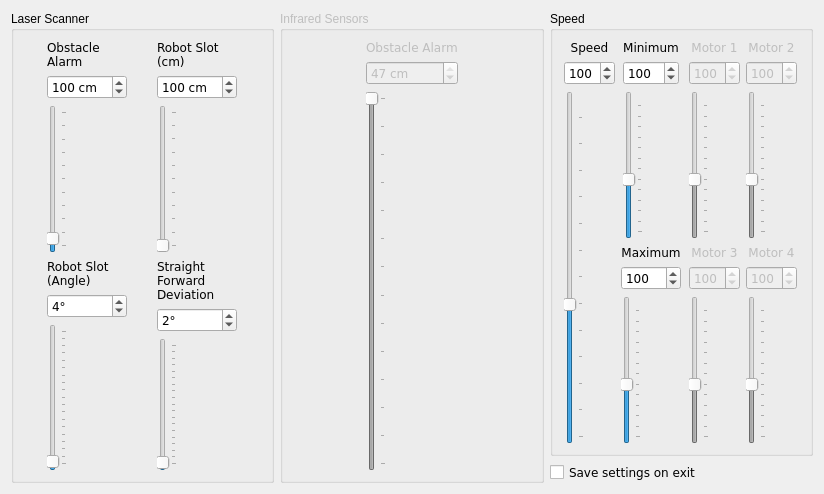
Qt form direcs/src/settingsDialog.ui (markusk/direcs) before a commit.
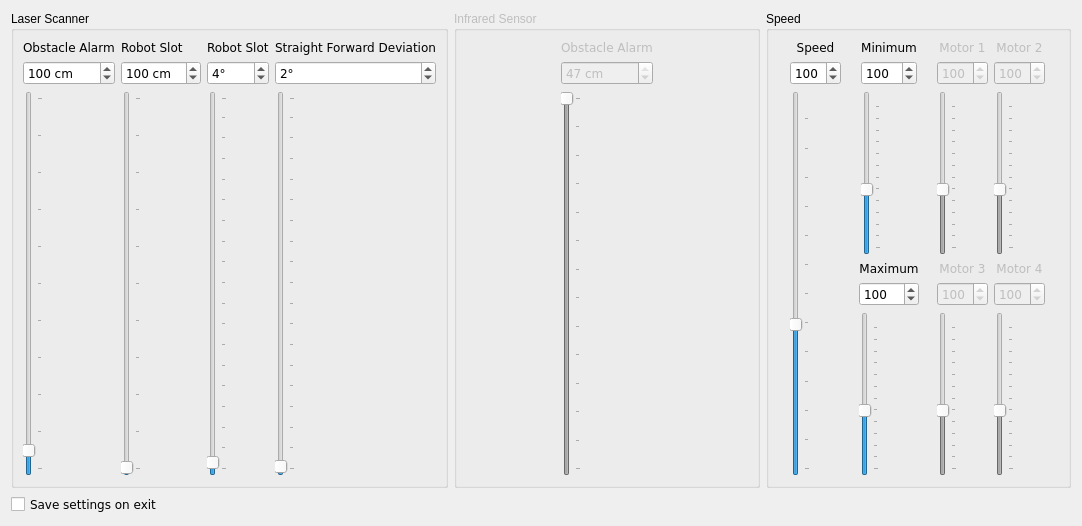
The same form after that commit. Icons and pictures are not drawn.

Commit message: New Layout for all sliders and the checkbox

What changed in the file:
```diff
--- a/direcs/src/settingsDialog.ui
+++ b/direcs/src/settingsDialog.ui
@@ -9,8 +9,8 @@
    <rect>
     <x>0</x>
     <y>0</y>
-    <width>824</width>
-    <height>494</height>
+    <width>1082</width>
+    <height>526</height>
    </rect>
   </property>
   <property name="windowTitle">
@@ -22,6 +22,10 @@
   </property>
   <layout class="QGridLayout" name="gridLayout_14">
    <item row="0" column="0">
+    <layout class="QVBoxLayout" name="verticalLayout">
+     <item>
+      <layout class="QHBoxLayout" name="horizontalLayout">
+       <item>
     <widget class="QGroupBox" name="groupBoxLaser">
      <property name="title">
       <string>Laser Scanner</string>
@@ -40,7 +44,7 @@
            <string>Obstacle Alarm</string>
           </property>
           <property name="wordWrap">
-           <bool>true</bool>
+               <bool>false</bool>
           </property>
          </widget>
         </item>
@@ -119,10 +123,10 @@
            </font>
           </property>
           <property name="text">
-           <string>Robot Slot (cm)</string>
+               <string>Robot Slot</string>
           </property>
           <property name="wordWrap">
-           <bool>true</bool>
+               <bool>false</bool>
           </property>
          </widget>
         </item>
@@ -182,7 +186,7 @@
         </item>
        </layout>
       </item>
-      <item row="1" column="0">
+          <item row="0" column="2">
        <layout class="QVBoxLayout" name="verticalLayout_5">
         <item>
          <widget class="QLabel" name="label_4">
@@ -192,10 +196,10 @@
            </font>
           </property>
           <property name="text">
-           <string>Robot Slot (Angle)</string>
+               <string>Robot Slot</string>
           </property>
           <property name="wordWrap">
-           <bool>true</bool>
+               <bool>false</bool>
           </property>
          </widget>
         </item>
@@ -255,7 +259,7 @@
         </item>
        </layout>
       </item>
-      <item row="1" column="1">
+          <item row="0" column="3">
        <layout class="QVBoxLayout" name="verticalLayout_4">
         <item>
          <widget class="QLabel" name="label_6">
@@ -268,7 +272,7 @@
            <string>Straight Forward Deviation</string>
           </property>
           <property name="wordWrap">
-           <bool>true</bool>
+               <bool>false</bool>
           </property>
          </widget>
         </item>
@@ -331,15 +335,15 @@
      </layout>
     </widget>
    </item>
-   <item row="0" column="1">
+       <item>
     <widget class="QGroupBox" name="groupBoxInfrared">
      <property name="enabled">
       <bool>false</bool>
      </property>
      <property name="title">
-      <string>Infrared Sensors</string>
-     </property>
-     <layout class="QGridLayout" name="gridLayout_16">
+          <string>Infrared Sensor</string>
+         </property>
+         <layout class="QGridLayout" name="gridLayout_11">
       <item row="0" column="0">
        <layout class="QGridLayout" name="gridLayout_12">
         <item row="0" column="0">
@@ -353,7 +357,7 @@
            <string>Obstacle Alarm</string>
           </property>
           <property name="wordWrap">
-           <bool>true</bool>
+               <bool>false</bool>
           </property>
          </widget>
         </item>
@@ -422,15 +426,11 @@
      </layout>
     </widget>
    </item>
-   <item row="0" column="2">
-    <layout class="QVBoxLayout" name="verticalLayout">
      <item>
       <widget class="QGroupBox" name="groupBoxSpeed">
        <property name="title">
         <string>Speed</string>
        </property>
-       <layout class="QGridLayout" name="gridLayout_11">
-        <item row="0" column="0">
          <layout class="QGridLayout" name="gridLayout_10">
           <item row="0" column="0">
            <layout class="QGridLayout" name="gridLayout">
@@ -655,9 +655,7 @@
             </item>
            </layout>
           </item>
-         </layout>
-        </item>
-        <item row="0" column="1">
+          <item row="0" column="2">
          <layout class="QGridLayout" name="gridLayout_8">
           <item row="0" column="0">
            <layout class="QGridLayout" name="gridLayout_4">
@@ -991,6 +989,8 @@
         </item>
        </layout>
       </widget>
+       </item>
+      </layout>
      </item>
      <item>
       <widget class="QCheckBox" name="checkBoxSaveSettings">
```
Lines whose indentation alone changed are shown as unchanged.
